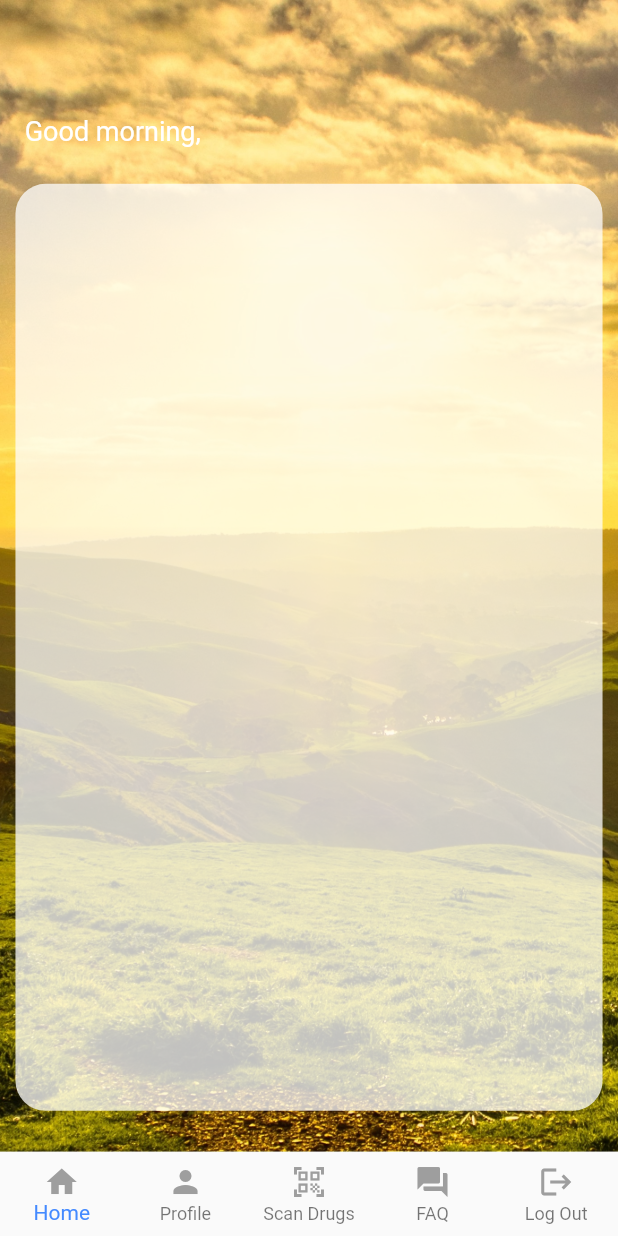
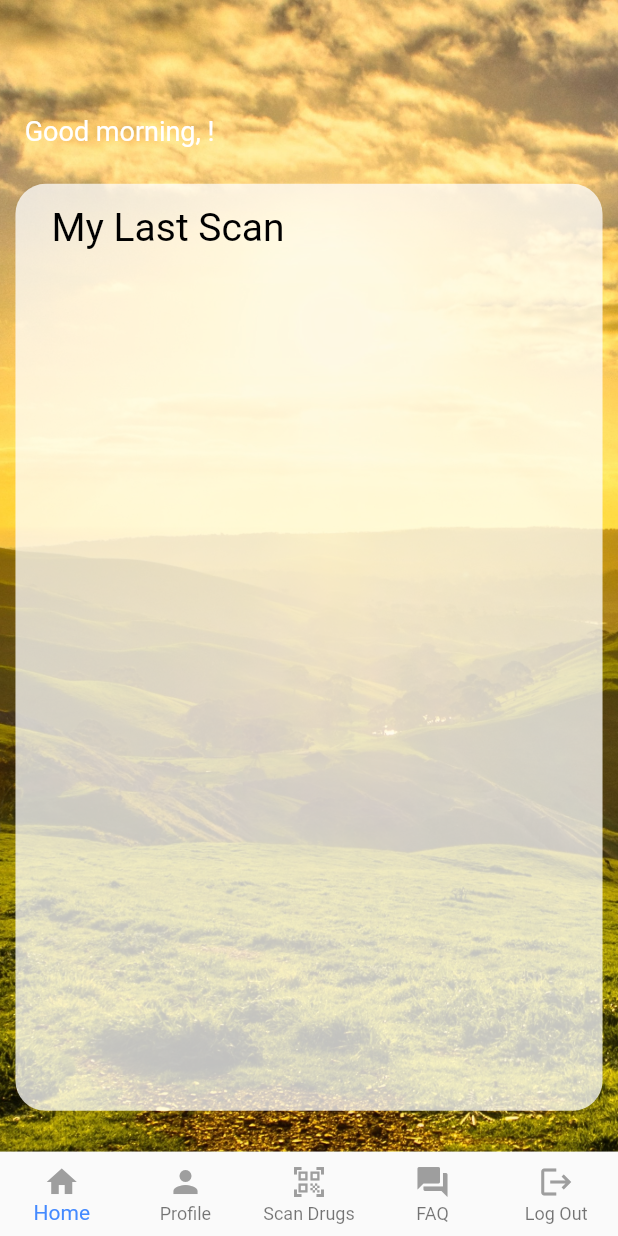
Before and after one commit to AthenaSenior/MedKit-development, a Flutter app: the MainPage screen opened directly, on a phone screen of 412 x 824 dp. Run offline on Flutter 3.47's test engine with Material 2 defaults, Android fonts, the phone set to English and light mode, and no system bars; our stand-ins replace cloud_firestore, firebase_auth, firebase_core, firebase_database; accounts and stored records are empty; network calls fail.

```diff
--- a/lib/Home.dart
+++ b/lib/Home.dart
@@ -1,4 +1,5 @@
 import 'package:flutter/material.dart';
+import 'package:cloud_firestore/cloud_firestore.dart';
 
 class HomePage extends StatefulWidget {
   const HomePage({super.key});
@@ -8,51 +9,53 @@ class HomePage extends StatefulWidget {
 
 class HomePageState extends State<HomePage> {
   static String loggedInUserEmail = "";
+  String backgroundImage = "", title= "", userId= "", name = "";
+  final FirebaseFirestore _firestore = FirebaseFirestore.instance;
 
-  late String backgroundImage, title, name;
+  Future<void> getLoggedInUser()
+  async {
+      var snapshot = await _firestore.collection("Med-Kit User").
+      where('email', isEqualTo: loggedInUserEmail).get();
+      setState(() {
+        name = snapshot.docs[0].get('userName');
+        userId = snapshot.docs[0].get("ID");
+      });
+  }
 
   @override
   void initState() {
     super.initState();
+    getLoggedInUser();
+  }
+
+  void createUIWithHour()
+  {
     var dt = DateTime.now().hour;
-
-    /* QUERYING USER --- T.B.C.
- // Commented for now.
-     name = "";
-
-    FirebaseFirestore.instance
-        .collection('Med-Kit User')
-        .where('email', isEqualTo: loggedInUserEmail)
-        .get().then(
-            (data) => print("Successfully completed"),
-      onError: (e) => print("Error completing: $e"),
-    ); */
-
-    name = "";
     if(dt >= 6 && dt < 12)
     {
       backgroundImage = "assets/images/morning.jpg";
-      title = "Good morning, $name";
+      title = "Good morning, $name!";
     }
     else if (dt >= 12 && dt < 18)
     {
       backgroundImage = "assets/images/afternoon.jpg";
-      title = "Good afternoon, $name";
+      title = "Good afternoon, $name!";
     }
     else if (dt >= 18 && dt < 21)
     {
       backgroundImage = "assets/images/evening.jpg";
-      title = "Good evening, $name";
+      title = "Good evening, $name!";
     }
     else if (dt >= 21 || dt < 6)
     {
       backgroundImage = "assets/images/night.jpg";
-      title = "Good night, $name";
+      title = "Good night, $name!";
     }
   }
 
   @override
   Widget build(BuildContext context) {
+    createUIWithHour();
     var size = MediaQuery.of(context).size;
     return WillPopScope(
         onWillPop: () async => false,
@@ -97,14 +100,23 @@ class HomePageState extends State<HomePage> {
                       borderRadius: const BorderRadius.all(Radius.circular(20)),
                      ),
                   child: Padding(
-                    padding: EdgeInsets.all(10.0),
-                    child: Center(
+                    padding: const EdgeInsets.all(14.0),
                       child: Column(
-                        mainAxisAlignment: MainAxisAlignment.center,
-                        children: const [
-
+                        children: [
+                          Row(
+                            children: const [
+                              SizedBox(
+                               width: 10
+                              ),
+                          Text(
+                              "My Last Scan",
+                              style: TextStyle(
+                                  color: Colors.black,
+                                  fontSize: 26)
+                          )
+                              ],
+                          ),
                         ],
-                      ),
                     ),
                   ),
                 ),
--- a/lib/LoginPage.dart
+++ b/lib/LoginPage.dart
@@ -1,6 +1,5 @@
 import 'package:flutter/material.dart';
 import 'package:med_kit/service/auth.dart';
-import 'Home.dart';
 import 'Main.dart';
 import 'RegisterPage.dart';
 
@@ -146,7 +145,6 @@ class LoginPageState extends State<LoginPage> {
                                   .then((value) {
                                 LoginPageState.informationInvalid = false;
                                 RegisterPageState.registerInformationInvalid = false;
-                                HomePageState.loggedInUserEmail = _emailController.text;
                                 return Navigator.push(
                                     context,
                                     MaterialPageRoute(
--- a/lib/Main.dart
+++ b/lib/Main.dart
@@ -1,6 +1,8 @@
 import 'package:flutter/material.dart';
+import 'package:med_kit/service/auth.dart';
 import 'FAQ.dart';
 import 'Home.dart';
+import 'LoginPage.dart';
 import 'Profile.dart';
 import 'Scan.dart';
 
@@ -11,13 +13,15 @@ class MainPage extends StatefulWidget {
 
 class _MainPageState extends State<MainPage> {
   int selectedPage = 0;
-  var noScanPage = true;
+  var hideBar = false;
+  final AuthService _authService = AuthService();
 
   final _pageOptions = [
     const HomePage(),
     const Profile(),
     const Scan(),
-    const FAQ()
+    const FAQ(),
+    const LoginPage()
   ];
 
   @override
@@ -26,7 +30,7 @@ class _MainPageState extends State<MainPage> {
         backgroundColor: Colors.white,
         body: _pageOptions[selectedPage],
        bottomNavigationBar: Visibility(
-         visible: noScanPage,
+         visible: !hideBar,
          child:
          BottomNavigationBar(
         type: BottomNavigationBarType.fixed,
@@ -58,10 +62,18 @@ class _MainPageState extends State<MainPage> {
           setState(() {
             selectedPage = i; // index
             if(selectedPage == 2) {
-              noScanPage = false;
+              hideBar = true;
+            }
+            else if(selectedPage == 4){
+              _authService.signOut();
+              Navigator.push(
+                  context,
+                  MaterialPageRoute(
+                      builder: (context) =>
+                      const LoginPage()));
             }
             else{
-              noScanPage = true;
+              hideBar = false;
             }
           });
         },
--- a/pubspec.yaml
+++ b/pubspec.yaml
@@ -25,6 +25,7 @@ dev_dependencies:
   cloud_firestore: ^4.2.0
   firebase_storage: ^11.0.8
   image_picker: ^0.8.3+2
+  firebase_database: ^10.0.14
 
   flutter_lints: ^2.0.0
 
```
Also changed, not shown: lib/service/auth.dart (+27 -2 lines), pubspec.lock, 1 other file.
